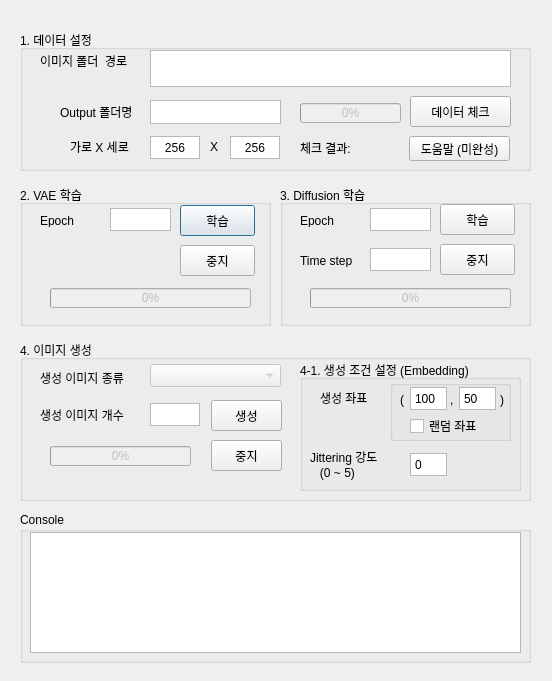
Qt form UI/sd_ui.ui (LateButSteady/diffusion_simpleUI) before a commit.
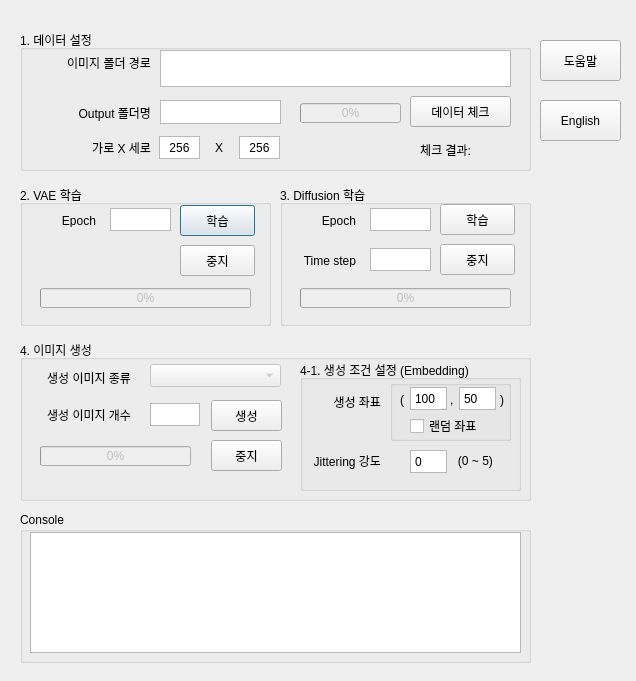
The same form after that commit.

Commit message: "v1.1 - feat: toggle language" Add   sd_ui.py     - btn: toggleLanguage: translate text to English;

What changed in the file:
```diff
--- a/UI/sd_ui.ui
+++ b/UI/sd_ui.ui
@@ -6,14 +6,14 @@
    <rect>
     <x>0</x>
     <y>0</y>
-    <width>552</width>
+    <width>636</width>
     <height>681</height>
    </rect>
   </property>
   <property name="windowTitle">
    <string>Dialog</string>
   </property>
-  <widget class="QGroupBox" name="groupBox">
+  <widget class="QGroupBox" name="groupBox_2">
    <property name="geometry">
     <rect>
      <x>20</x>
@@ -78,6 +78,9 @@
     <property name="text">
      <string>Epoch</string>
     </property>
+    <property name="alignment">
+     <set>Qt::AlignRight|Qt::AlignTrailing|Qt::AlignVCenter</set>
+    </property>
    </widget>
    <widget class="QPushButton" name="btn_stopTrainVae">
     <property name="enabled">
@@ -101,9 +104,9 @@
     </property>
     <property name="geometry">
      <rect>
-      <x>30</x>
+      <x>20</x>
       <y>103</y>
-      <width>201</width>
+      <width>211</width>
       <height>20</height>
      </rect>
     </property>
@@ -174,6 +177,9 @@
     <property name="text">
      <string>Epoch</string>
     </property>
+    <property name="alignment">
+     <set>Qt::AlignRight|Qt::AlignTrailing|Qt::AlignVCenter</set>
+    </property>
    </widget>
    <widget class="QLabel" name="label_20">
     <property name="geometry">
@@ -187,6 +193,9 @@
     <property name="text">
      <string>Time step</string>
     </property>
+    <property name="alignment">
+     <set>Qt::AlignRight|Qt::AlignTrailing|Qt::AlignVCenter</set>
+    </property>
    </widget>
    <widget class="QTextEdit" name="edit_timeStep">
     <property name="enabled">
@@ -229,9 +238,9 @@
     </property>
     <property name="geometry">
      <rect>
-      <x>30</x>
+      <x>20</x>
       <y>103</y>
-      <width>201</width>
+      <width>211</width>
       <height>20</height>
      </rect>
     </property>
@@ -283,6 +292,9 @@
     <property name="text">
      <string>생성 이미지 개수</string>
     </property>
+    <property name="alignment">
+     <set>Qt::AlignRight|Qt::AlignTrailing|Qt::AlignVCenter</set>
+    </property>
    </widget>
    <widget class="QLabel" name="label_7">
     <property name="geometry">
@@ -296,6 +308,9 @@
     <property name="text">
      <string>생성 이미지 종류</string>
     </property>
+    <property name="alignment">
+     <set>Qt::AlignRight|Qt::AlignTrailing|Qt::AlignVCenter</set>
+    </property>
    </widget>
    <widget class="QComboBox" name="combo_defects">
     <property name="enabled">
@@ -341,15 +356,18 @@
     <widget class="QLabel" name="label_8">
      <property name="geometry">
       <rect>
-       <x>20</x>
-       <y>30</y>
+       <x>10</x>
+       <y>33</y>
        <width>71</width>
-       <height>16</height>
+       <height>31</height>
       </rect>
      </property>
      <property name="text">
       <string>생성 좌표</string>
      </property>
+     <property name="alignment">
+      <set>Qt::AlignRight|Qt::AlignTop|Qt::AlignTrailing</set>
+     </property>
     </widget>
     <widget class="QTextEdit" name="edit_coordJitterStd">
      <property name="enabled">
@@ -358,7 +376,7 @@
      <property name="geometry">
       <rect>
        <x>110</x>
-       <y>93</y>
+       <y>90</y>
        <width>37</width>
        <height>23</height>
       </rect>
@@ -381,21 +399,24 @@
      <property name="geometry">
       <rect>
        <x>10</x>
-       <y>86</y>
+       <y>80</y>
        <width>71</width>
-       <height>21</height>
+       <height>41</height>
       </rect>
      </property>
      <property name="text">
       <string>Jittering 강도</string>
      </property>
+     <property name="alignment">
+      <set>Qt::AlignRight|Qt::AlignTrailing|Qt::AlignVCenter</set>
+     </property>
     </widget>
     <widget class="QLabel" name="label_16">
      <property name="geometry">
       <rect>
-       <x>10</x>
-       <y>102</y>
-       <width>71</width>
+       <x>148</x>
+       <y>90</y>
+       <width>61</width>
        <height>21</height>
       </rect>
      </property>
@@ -543,9 +564,9 @@
     </property>
     <property name="geometry">
      <rect>
-      <x>30</x>
+      <x>20</x>
       <y>106</y>
-      <width>141</width>
+      <width>151</width>
       <height>20</height>
      </rect>
     </property>
@@ -554,7 +575,7 @@
     </property>
    </widget>
   </widget>
-  <widget class="QGroupBox" name="groupBox_3">
+  <widget class="QGroupBox" name="groupBox_1">
    <property name="geometry">
     <rect>
      <x>20</x>
@@ -569,9 +590,9 @@
    <widget class="QTextEdit" name="edit_pathImg">
     <property name="geometry">
      <rect>
-      <x>130</x>
+      <x>140</x>
       <y>20</y>
-      <width>361</width>
+      <width>351</width>
       <height>37</height>
      </rect>
     </property>
@@ -583,17 +604,20 @@
 &lt;p style=&quot;-qt-paragraph-type:empty; margin-top:0px; margin-bottom:0px; margin-left:0px; margin-right:0px; -qt-block-indent:0; text-indent:0px;&quot;&gt;&lt;br /&gt;&lt;/p&gt;&lt;/body&gt;&lt;/html&gt;</string>
     </property>
    </widget>
-   <widget class="QLabel" name="label_2">
+   <widget class="QLabel" name="label_pathimg">
     <property name="geometry">
      <rect>
-      <x>20</x>
+      <x>10</x>
       <y>23</y>
-      <width>101</width>
-      <height>16</height>
+      <width>121</width>
+      <height>20</height>
      </rect>
     </property>
     <property name="text">
-     <string>이미지 폴더  경로</string>
+     <string>이미지 폴더 경로</string>
+    </property>
+    <property name="alignment">
+     <set>Qt::AlignRight|Qt::AlignTrailing|Qt::AlignVCenter</set>
     </property>
    </widget>
    <widget class="QPushButton" name="btn_checkImgPath">
@@ -609,25 +633,28 @@
      <string>데이터 체크</string>
     </property>
    </widget>
-   <widget class="QLabel" name="label_4">
+   <widget class="QLabel" name="label_taskName">
     <property name="geometry">
      <rect>
-      <x>40</x>
-      <y>74</y>
-      <width>81</width>
-      <height>16</height>
+      <x>10</x>
+      <y>73</y>
+      <width>121</width>
+      <height>20</height>
      </rect>
     </property>
     <property name="text">
      <string>Output 폴더명</string>
     </property>
+    <property name="alignment">
+     <set>Qt::AlignRight|Qt::AlignTrailing|Qt::AlignVCenter</set>
+    </property>
    </widget>
    <widget class="QTextEdit" name="edit_taskName">
     <property name="geometry">
      <rect>
-      <x>130</x>
+      <x>140</x>
       <y>70</y>
-      <width>131</width>
+      <width>121</width>
       <height>24</height>
      </rect>
     </property>
@@ -651,9 +678,9 @@
     </property>
     <property name="geometry">
      <rect>
-      <x>210</x>
+      <x>219</x>
       <y>106</y>
-      <width>50</width>
+      <width>41</width>
       <height>23</height>
      </rect>
     </property>
@@ -680,9 +707,9 @@
     </property>
     <property name="geometry">
      <rect>
-      <x>130</x>
+      <x>139</x>
       <y>106</y>
-      <width>50</width>
+      <width>41</width>
       <height>23</height>
      </rect>
     </property>
@@ -706,24 +733,27 @@
 &lt;p align=&quot;center&quot; style=&quot; margin-top:0px; margin-bottom:0px; margin-left:0px; margin-right:0px; -qt-block-indent:0; text-indent:0px;&quot;&gt;256&lt;/p&gt;&lt;/body&gt;&lt;/html&gt;</string>
     </property>
    </widget>
-   <widget class="QLabel" name="label_12">
+   <widget class="QLabel" name="label_dim">
     <property name="geometry">
      <rect>
-      <x>50</x>
-      <y>109</y>
-      <width>71</width>
-      <height>16</height>
+      <x>10</x>
+      <y>108</y>
+      <width>121</width>
+      <height>20</height>
      </rect>
     </property>
     <property name="text">
      <string>가로 X 세로</string>
     </property>
+    <property name="alignment">
+     <set>Qt::AlignRight|Qt::AlignTrailing|Qt::AlignVCenter</set>
+    </property>
    </widget>
    <widget class="QLabel" name="label_14">
     <property name="geometry">
      <rect>
-      <x>190</x>
-      <y>109</y>
+      <x>195</x>
+      <y>110</y>
       <width>21</width>
       <height>16</height>
      </rect>
@@ -732,25 +762,28 @@
      <string>X</string>
     </property>
    </widget>
-   <widget class="QLabel" name="label_13">
+   <widget class="QLabel" name="label_imgPathStatus">
     <property name="geometry">
      <rect>
-      <x>280</x>
+      <x>320</x>
       <y>110</y>
-      <width>61</width>
-      <height>16</height>
+      <width>131</width>
+      <height>20</height>
      </rect>
     </property>
     <property name="text">
      <string>체크 결과:</string>
     </property>
+    <property name="alignment">
+     <set>Qt::AlignRight|Qt::AlignTrailing|Qt::AlignVCenter</set>
+    </property>
    </widget>
    <widget class="QLabel" name="text_imgPathStatus">
     <property name="geometry">
      <rect>
-      <x>340</x>
-      <y>107</y>
-      <width>41</width>
+      <x>460</x>
+      <y>110</y>
+      <width>31</width>
       <height>20</height>
      </rect>
     </property>
@@ -774,19 +807,6 @@
      <number>0</number>
     </property>
    </widget>
-   <widget class="QPushButton" name="btn_help">
-    <property name="geometry">
-     <rect>
-      <x>389</x>
-      <y>106</y>
-      <width>101</width>
-      <height>25</height>
-     </rect>
-    </property>
-    <property name="text">
-     <string>도움말 (미완성)</string>
-    </property>
-   </widget>
   </widget>
   <widget class="QGroupBox" name="groupBox_8">
    <property name="geometry">
@@ -826,6 +846,32 @@
     </property>
    </widget>
   </widget>
+  <widget class="QPushButton" name="btn_help">
+   <property name="geometry">
+    <rect>
+     <x>540</x>
+     <y>40</y>
+     <width>81</width>
+     <height>41</height>
+    </rect>
+   </property>
+   <property name="text">
+    <string>도움말</string>
+   </property>
+  </widget>
+  <widget class="QPushButton" name="btn_toggleLanguage">
+   <property name="geometry">
+    <rect>
+     <x>540</x>
+     <y>100</y>
+     <width>81</width>
+     <height>41</height>
+    </rect>
+   </property>
+   <property name="text">
+    <string>English</string>
+   </property>
+  </widget>
  </widget>
  <resources/>
  <connections/>
```
Left out of the diff: 12 changed lines with no effect on the pictures. The commit also changes 9 other files.
